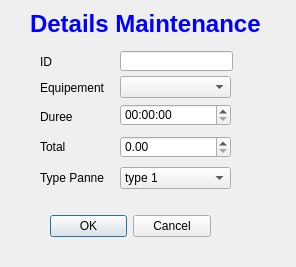
The window that new_agency/add_maintenance.ui (nefissaKhiari/Smart_News_Agency_2A20) describes before a commit, drawn with Qt 5.
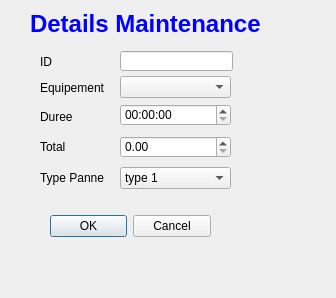
The same window after the commit.

What changed in the file:
```diff
--- a/new_agency/add_maintenance.ui
+++ b/new_agency/add_maintenance.ui
@@ -6,8 +6,8 @@
    <rect>
     <x>0</x>
     <y>0</y>
-    <width>296</width>
-    <height>267</height>
+    <width>336</width>
+    <height>298</height>
    </rect>
   </property>
   <property name="windowTitle">
```
